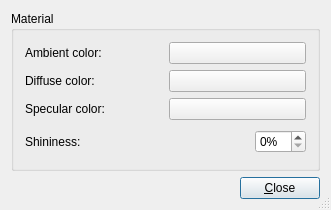
Before: the Qt Designer form src/Gui/DlgMaterialProperties.ui in berndhahnebach/All_FreeCAD, drawn with Qt 5.
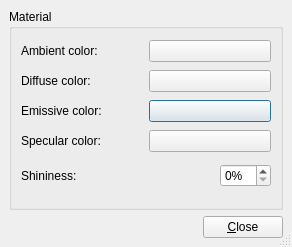
After: the same form once the commit is applied. Custom widgets are drawn as their Qt base class.

Commit message: + emissive color stuff

The edit to the form file:
```diff
--- a/src/Gui/DlgMaterialProperties.ui
+++ b/src/Gui/DlgMaterialProperties.ui
@@ -8,8 +8,8 @@
    <rect>
     <x>0</x>
     <y>0</y>
-    <width>331</width>
-    <height>202</height>
+    <width>292</width>
+    <height>247</height>
    </rect>
   </property>
   <property name="windowTitle" >
@@ -23,50 +23,11 @@
   </property>
   <layout class="QGridLayout" >
    <property name="margin" >
-    <number>11</number>
+    <number>9</number>
    </property>
    <property name="spacing" >
     <number>6</number>
    </property>
-   <item row="1" column="0" >
-    <layout class="QHBoxLayout" >
-     <property name="margin" >
-      <number>0</number>
-     </property>
-     <property name="spacing" >
-      <number>6</number>
-     </property>
-     <item>
-      <spacer>
-       <property name="orientation" >
-        <enum>Qt::Horizontal</enum>
-       </property>
-       <property name="sizeType" >
-        <enum>QSizePolicy::Expanding</enum>
-       </property>
-       <property name="sizeHint" >
-        <size>
-         <width>20</width>
-         <height>20</height>
-        </size>
-       </property>
-      </spacer>
-     </item>
-     <item>
-      <widget class="QPushButton" name="buttonCancel" >
-       <property name="text" >
-        <string>&amp;Close</string>
-       </property>
-       <property name="shortcut" >
-        <string>Alt+C</string>
-       </property>
-       <property name="autoDefault" >
-        <bool>true</bool>
-       </property>
-      </widget>
-     </item>
-    </layout>
-   </item>
    <item row="0" column="0" >
     <widget class="QGroupBox" name="groupBox4" >
      <property name="title" >
@@ -74,47 +35,54 @@
      </property>
      <layout class="QGridLayout" >
       <property name="margin" >
-       <number>11</number>
+       <number>9</number>
       </property>
       <property name="spacing" >
        <number>6</number>
       </property>
-      <item row="0" column="1" >
-       <widget class="Gui::ColorButton" name="ambientColor" >
-        <property name="text" >
-         <string/>
-        </property>
-       </widget>
-      </item>
-      <item row="1" column="0" >
-       <widget class="QLabel" name="textLabel1" >
-        <property name="text" >
-         <string>Diffuse color:</string>
-        </property>
-       </widget>
-      </item>
-      <item row="1" column="1" >
-       <widget class="Gui::ColorButton" name="diffuseColor" >
-        <property name="text" >
-         <string/>
-        </property>
-       </widget>
-      </item>
       <item row="2" column="0" >
+       <widget class="QLabel" name="label" >
+        <property name="text" >
+         <string>Emissive color:</string>
+        </property>
+       </widget>
+      </item>
+      <item row="3" column="0" >
        <widget class="QLabel" name="textLabel3" >
         <property name="text" >
          <string>Specular color:</string>
         </property>
        </widget>
       </item>
+      <item row="0" column="0" >
+       <widget class="QLabel" name="textLabel2" >
+        <property name="text" >
+         <string>Ambient color:</string>
+        </property>
+       </widget>
+      </item>
+      <item row="1" column="0" >
+       <widget class="QLabel" name="textLabel1" >
+        <property name="text" >
+         <string>Diffuse color:</string>
+        </property>
+       </widget>
+      </item>
       <item row="2" column="1" >
+       <widget class="Gui::ColorButton" name="emissiveColor" >
+        <property name="text" >
+         <string/>
+        </property>
+       </widget>
+      </item>
+      <item row="3" column="1" >
        <widget class="Gui::ColorButton" name="specularColor" >
         <property name="text" >
          <string/>
         </property>
        </widget>
       </item>
-      <item row="3" column="0" colspan="2" >
+      <item row="4" column="0" colspan="2" >
        <layout class="QHBoxLayout" >
         <property name="margin" >
          <number>0</number>
@@ -154,16 +122,62 @@
         </item>
        </layout>
       </item>
-      <item row="0" column="0" >
-       <widget class="QLabel" name="textLabel2" >
+      <item row="1" column="1" >
+       <widget class="Gui::ColorButton" name="diffuseColor" >
         <property name="text" >
-         <string>Ambient color:</string>
+         <string/>
+        </property>
+       </widget>
+      </item>
+      <item row="0" column="1" >
+       <widget class="Gui::ColorButton" name="ambientColor" >
+        <property name="text" >
+         <string/>
         </property>
        </widget>
       </item>
      </layout>
     </widget>
    </item>
+   <item row="1" column="0" >
+    <layout class="QHBoxLayout" >
+     <property name="margin" >
+      <number>0</number>
+     </property>
+     <property name="spacing" >
+      <number>6</number>
+     </property>
+     <item>
+      <spacer>
+       <property name="orientation" >
+        <enum>Qt::Horizontal</enum>
+       </property>
+       <property name="sizeType" >
+        <enum>QSizePolicy::Expanding</enum>
+       </property>
+       <property name="sizeHint" >
+        <size>
+         <width>20</width>
+         <height>20</height>
+        </size>
+       </property>
+      </spacer>
+     </item>
+     <item>
+      <widget class="QPushButton" name="buttonCancel" >
+       <property name="text" >
+        <string>&amp;Close</string>
+       </property>
+       <property name="shortcut" >
+        <string>Alt+C</string>
+       </property>
+       <property name="autoDefault" >
+        <bool>true</bool>
+       </property>
+      </widget>
+     </item>
+    </layout>
+   </item>
   </layout>
  </widget>
  <layoutdefault spacing="6" margin="11" />
```
Left out of the diff: 14 changed lines with no effect on the pictures. The commit also changes 6 other files.
